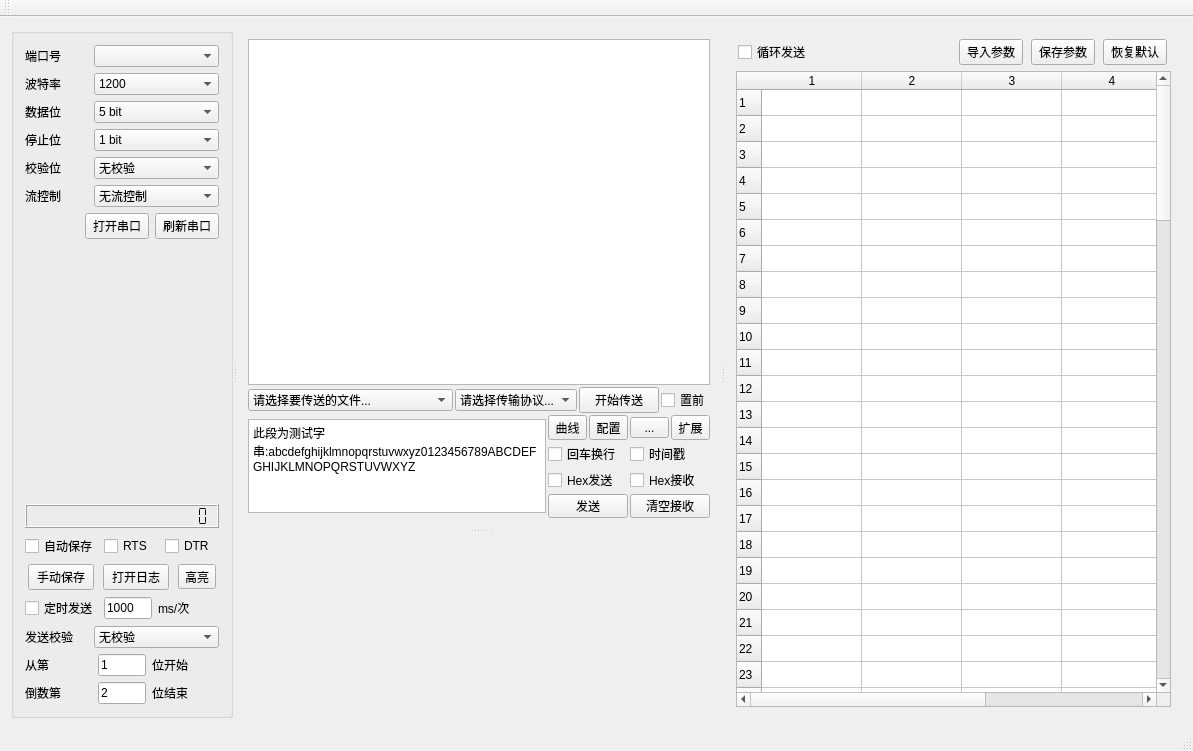
Before: the Qt Designer form SerialPortTool/serialporttool.ui in adg7660/SerialPort, drawn with Qt 5.
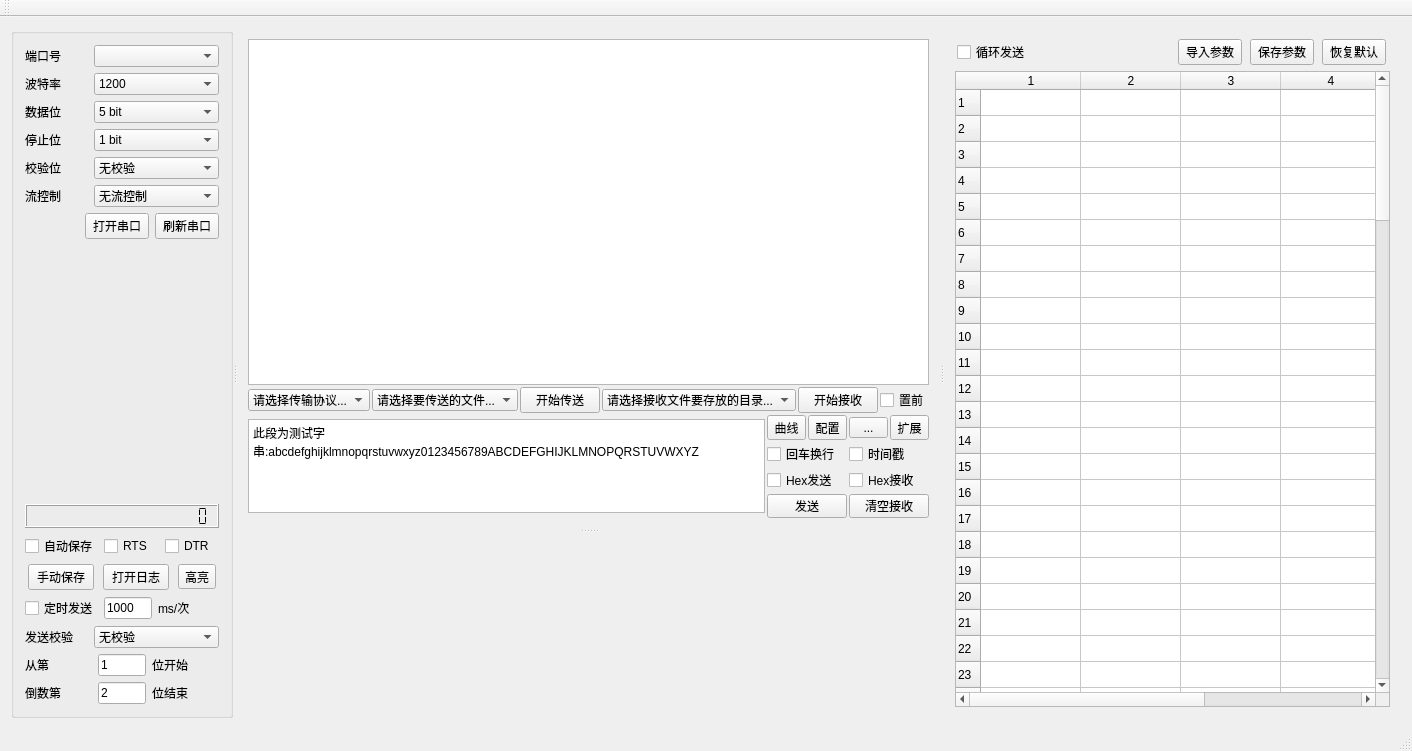
After: the same form once the commit is applied. Custom widgets are drawn as their Qt base class.

```diff
--- a/SerialPortTool/serialporttool.ui
+++ b/SerialPortTool/serialporttool.ui
@@ -542,24 +542,10 @@
            <widget class="QTextEdit" name="textEdit_recv"/>
           </item>
           <item>
-           <layout class="QHBoxLayout" name="horizontalLayout_16" stretch="6,2,1,0">
+           <layout class="QHBoxLayout" name="horizontalLayout_16" stretch="6,6,1,6,1,0">
             <property name="spacing">
              <number>2</number>
             </property>
-            <item>
-             <widget class="QComboBox" name="comboBox_send_file">
-              <item>
-               <property name="text">
-                <string>请选择要传送的文件...</string>
-               </property>
-              </item>
-              <item>
-               <property name="text">
-                <string>...</string>
-               </property>
-              </item>
-             </widget>
-            </item>
             <item>
              <widget class="QComboBox" name="comboBox_send_protocol">
               <item>
@@ -574,6 +560,20 @@
               </item>
              </widget>
             </item>
+            <item>
+             <widget class="QComboBox" name="comboBox_send_file">
+              <item>
+               <property name="text">
+                <string>请选择要传送的文件...</string>
+               </property>
+              </item>
+              <item>
+               <property name="text">
+                <string>...</string>
+               </property>
+              </item>
+             </widget>
+            </item>
             <item>
              <widget class="QPushButton" name="pushButton_send_file">
               <property name="text">
@@ -582,7 +582,28 @@
              </widget>
             </item>
             <item>
-             <widget class="QCheckBox" name="checkBox">
+             <widget class="QComboBox" name="comboBox_recv_directory">
+              <item>
+               <property name="text">
+                <string>请选择接收文件要存放的目录...</string>
+               </property>
+              </item>
+              <item>
+               <property name="text">
+                <string>...</string>
+               </property>
+              </item>
+             </widget>
+            </item>
+            <item>
+             <widget class="QPushButton" name="pushButton_recv_file">
+              <property name="text">
+               <string>开始接收</string>
+              </property>
+             </widget>
+            </item>
+            <item>
+             <widget class="QCheckBox" name="checkBox_window_top">
               <property name="text">
                <string>置前</string>
               </property>
```
